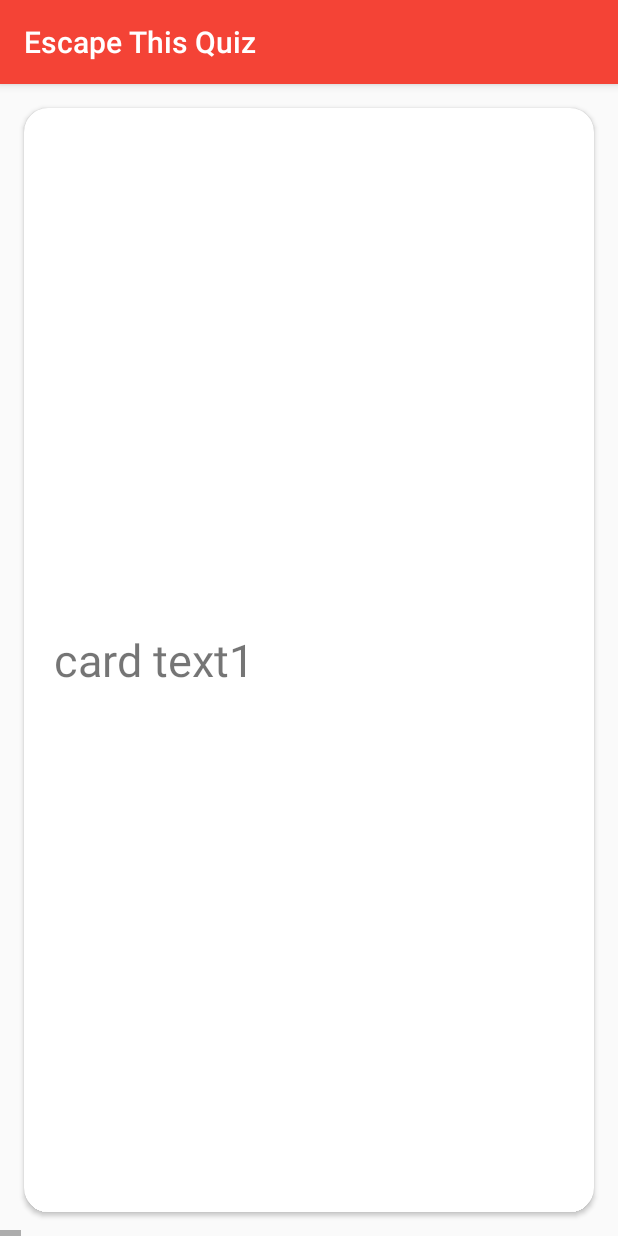
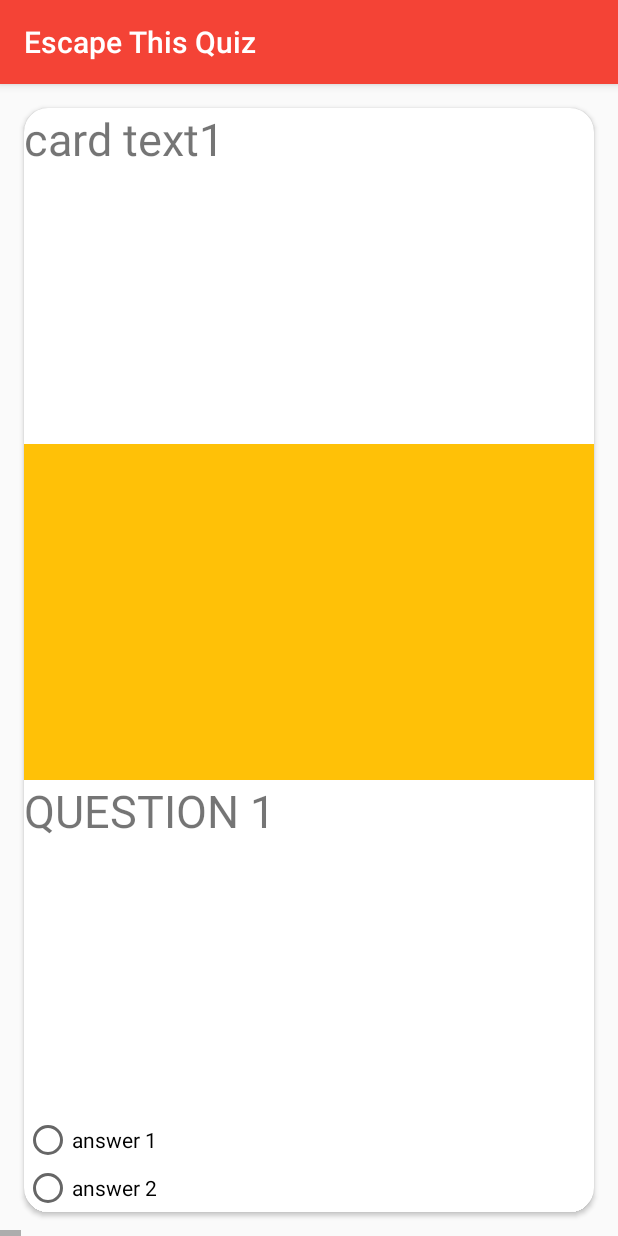
Before and after one commit to Melsara/EscapeThisQuiz, an Android app: the RecyclerActivity screen opened directly, with no data from a screen before it, on a phone screen of 412 x 824 dp. Run offline under Robolectric (Android 15) with nearby library versions, the phone set to English and light mode, and no system bars.

Commit message:
Setting up card layout with appropriate elements (title, image, question, radio button group as answers).

```diff
--- a/app/src/main/java/com/sardegnaisoladicavalli/escapethisquiz/QuizCard.java
+++ b/app/src/main/java/com/sardegnaisoladicavalli/escapethisquiz/QuizCard.java
@@ -4,6 +4,7 @@ import android.content.Intent;
 import android.support.v7.app.AppCompatActivity;
 import android.os.Bundle;
 import android.view.View;
+import android.widget.RadioButton;
 
 public class QuizCard extends AppCompatActivity {
 
@@ -15,4 +16,21 @@ public class QuizCard extends AppCompatActivity {
 
     }
 
+    public void onRadioButtonClicked(View view) {
+        // Is the button now checked?
+        boolean checked = ((RadioButton) view).isChecked();
+
+        // Check which radio button was clicked
+        switch(view.getId()) {
+            case R.id.card_answer1:
+                if (checked)
+                    // Pirates are the best
+                    break;
+            case R.id.card_answer2:
+                if (checked)
+                    // Ninjas rule
+                    break;
+        }
+    }
+
 }
--- a/app/src/main/java/com/sardegnaisoladicavalli/escapethisquiz/RecyclerActivity.java
+++ b/app/src/main/java/com/sardegnaisoladicavalli/escapethisquiz/RecyclerActivity.java
@@ -25,19 +25,24 @@ public class RecyclerActivity extends AppCompatActivity {
 
         RecyclerActivityAdapter ca = new RecyclerActivityAdapter(createList(30));
         recList.setAdapter(ca);
+        ca.notifyDataSetChanged();
+
     }
 
     private List<SubActivityData> createList(int size) {
 
-        List<SubActivityData> result = new ArrayList<SubActivityData>();
+        ArrayList<SubActivityData> aList = new ArrayList<SubActivityData>();
         for (int i=1; i <= size; i++) {
             SubActivityData ci = new SubActivityData();
             ci.text = SubActivityData.CARD_TEXT + i;
 
-            result.add(ci);
+            aList.add(ci);
+
 
         }
 
-        return result;
+
+        return aList;
     }
+
 }
--- a/app/src/main/java/com/sardegnaisoladicavalli/escapethisquiz/SubActivityData.java
+++ b/app/src/main/java/com/sardegnaisoladicavalli/escapethisquiz/SubActivityData.java
@@ -1,4 +1,6 @@
 package com.sardegnaisoladicavalli.escapethisquiz;
+
+import java.lang.ref.SoftReference;
 
 /**
  * Created by Sara on 10/01/2018.
@@ -10,7 +12,13 @@ public class SubActivityData {
     protected String Answer_1;
     protected String Answer_2;
     protected String Answer_3;
+    protected String Answer_4;
 
     protected static final String CARD_TEXT = "card text";
 
+/*    public String setQuestion {
+
+    }*/
+
+
 }
--- a/app/src/main/res/layout/activity_quiz_card.xml
+++ b/app/src/main/res/layout/activity_quiz_card.xml
@@ -1,24 +1,67 @@
 <?xml version="1.0" encoding="utf-8"?>
 
 <android.support.v7.widget.CardView xmlns:android="http://schemas.android.com/apk/res/android"
+    xmlns:app="http://schemas.android.com/apk/res-auto"
     xmlns:tools="http://schemas.android.com/tools"
-    xmlns:app="http://schemas.android.com/apk/res-auto"
     android:id="@+id/card_view"
     android:layout_width="match_parent"
     android:layout_height="match_parent"
+    android:layout_margin="@dimen/margin"
     android:elevation="10dp"
     android:orientation="vertical"
     android:padding="8dp"
     app:cardCornerRadius="@dimen/margin"
-    android:layout_margin="@dimen/margin"
     tools:context="com.sardegnaisoladicavalli.escapethisquiz.QuizCard">
+
+    <LinearLayout
+        android:layout_width="match_parent"
+        android:layout_height="match_parent"
+        android:orientation="vertical">
 
         <TextView
             android:id="@+id/card_text"
             android:layout_width="wrap_content"
-            android:layout_height="wrap_content"
+            android:layout_height="0dp"
+            android:layout_weight="1"
             android:layout_gravity="center_vertical"
-            android:layout_margin="20dp"
+            android:text="CARD 1"
             android:textSize="30sp" />
 
-    </android.support.v7.widget.CardView>
+        <ImageView
+            android:layout_width="match_parent"
+            android:layout_height="0dp"
+            android:layout_weight="1"
+            android:background="@color/colorAccent"/>
+
+
+        <TextView
+            android:id="@+id/card_question"
+            android:layout_width="wrap_content"
+            android:layout_height="0dp"
+            android:layout_weight="1"
+            android:layout_gravity="center_vertical"
+            android:text="QUESTION 1"
+            android:textSize="30sp" />
+
+        <RadioGroup xmlns:android="http://schemas.android.com/apk/res/android"
+            android:layout_width="fill_parent"
+            android:layout_height="wrap_content"
+            android:orientation="vertical">
+
+            <RadioButton android:id="@+id/card_answer1"
+                android:layout_width="wrap_content"
+                android:layout_height="wrap_content"
+                android:text="answer 1 "
+                android:onClick="onRadioButtonClicked"/>
+
+            <RadioButton android:id="@+id/card_answer2"
+                android:layout_width="wrap_content"
+                android:layout_height="wrap_content"
+                android:text="answer 2"
+                android:onClick="onRadioButtonClicked"/>
+
+        </RadioGroup>
+
+    </LinearLayout>
+
+</android.support.v7.widget.CardView>
```
